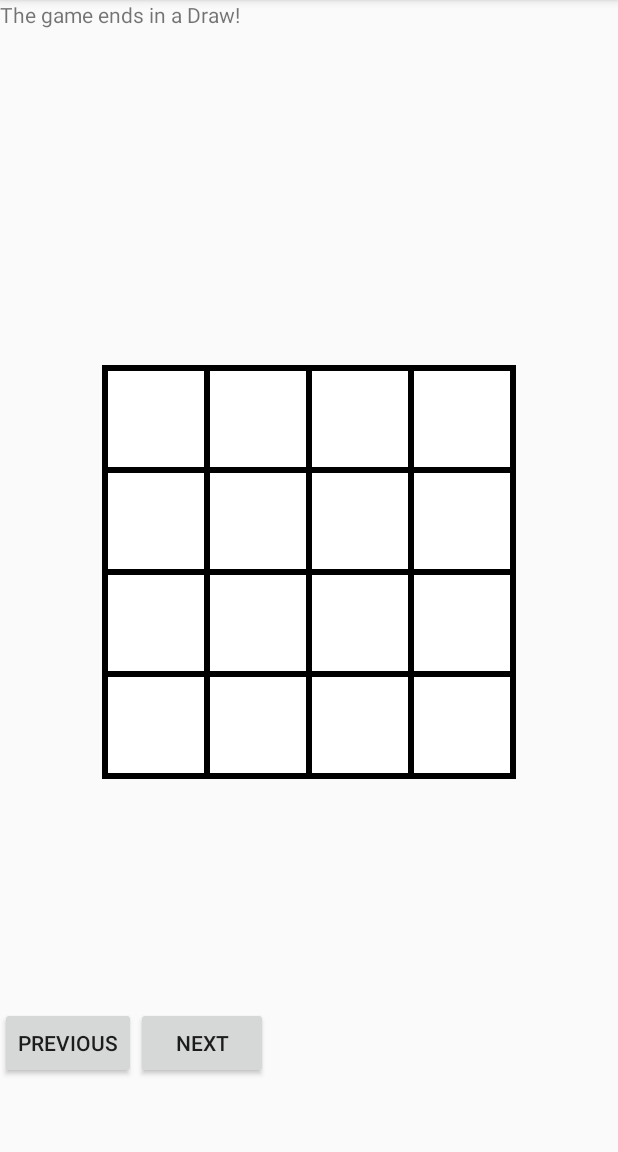
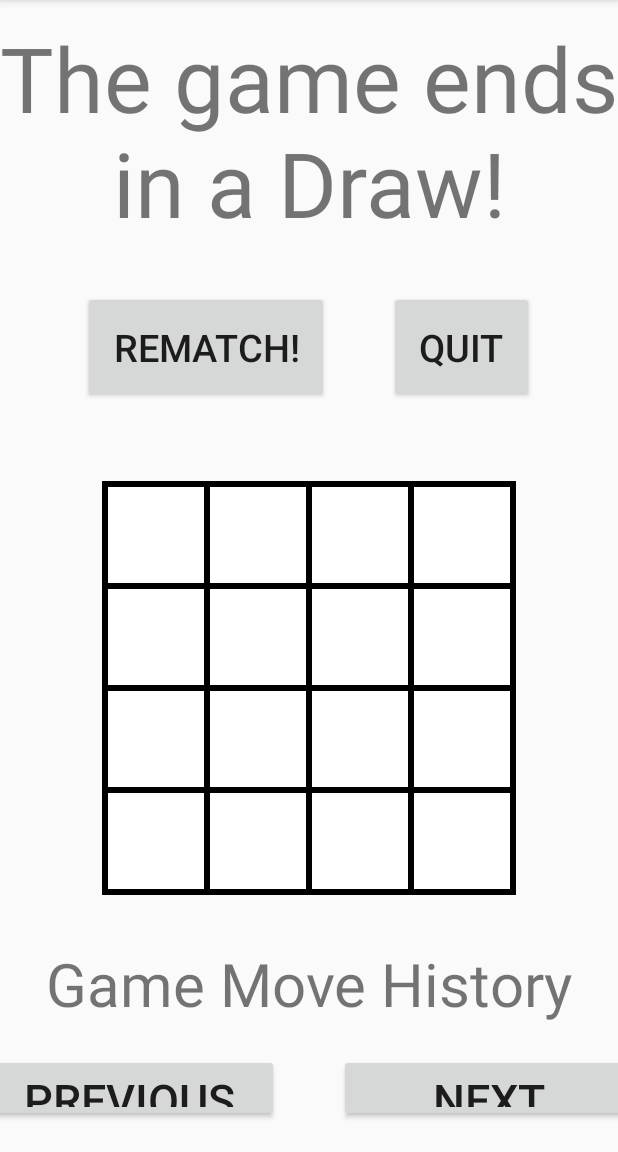
Before and after one commit to jeco42/Quarto, an Android app: the ResultsActivity screen opened directly, with no data from a screen before it, on a phone screen of 412 x 824 dp, the part 84-1236 px from its top. Run offline under Robolectric (Android 15) with nearby library versions, the phone set to English and light mode, and no system bars; 1 statement that could not run was skipped.

Commit message:
Added rematch and quit buttons / function to the results screen

```diff
--- a/app/src/main/java/com/weebley/jeco42/quarto/ResultsActivity.java
+++ b/app/src/main/java/com/weebley/jeco42/quarto/ResultsActivity.java
@@ -1,5 +1,6 @@
 package com.weebley.jeco42.quarto;
 
+import android.content.Intent;
 import android.os.Bundle;
 import android.support.v7.app.ActionBarActivity;
 import android.util.Log;
@@ -21,8 +22,7 @@ public class ResultsActivity extends ActionBarActivity{
     private int mWinner, index, numMoves;
     private String moveHistory;
     private TextView mWinnerTextview;
-    private Button mPrevButton;
-    private Button mNextButton;
+    private Button mPrevButton, mNextButton, mRematchButton, mQuitButton;
     private ImageView[][] mBoard;
     private HashMap<Character, Integer> mPMap;
     private int[] mPieceImages;
@@ -45,6 +45,8 @@ public class ResultsActivity extends ActionBarActivity{
         mWinnerTextview = (TextView)findViewById(R.id.winnerTextview);
         mPrevButton = (Button)findViewById(R.id.prev);
         mNextButton = (Button)findViewById(R.id.next);
+        mRematchButton = (Button)findViewById(R.id.rematch);
+        mQuitButton = (Button)findViewById(R.id.quit);
 
         //The board imageviews
         mBoard[0][0] = (ImageView)findViewById(R.id.imageView);      mBoard[0][1] = (ImageView)findViewById(R.id.imageView2);
@@ -83,6 +85,20 @@ public class ResultsActivity extends ActionBarActivity{
             }
         });
 
+        mRematchButton.setOnClickListener(new View.OnClickListener() {
+            @Override
+            public void onClick(View v) {
+                rematch();
+            }
+        });
+
+        mQuitButton.setOnClickListener(new View.OnClickListener() {
+            @Override
+            public void onClick(View v) {
+                quit();
+            }
+        });
+
         if(mWinner == 1) {
             mWinnerTextview.setText(R.string.p1wins);
         }
@@ -117,5 +133,17 @@ public class ResultsActivity extends ActionBarActivity{
         }
     }
 
+    private void rematch() {
+        Intent i = new Intent(ResultsActivity.this, GameActivity.class);
+        finish();
+        startActivity(i);
+    }
+
+    private void quit(){
+        Intent i = new Intent(ResultsActivity.this, MainActivity.class);
+        finish();
+        startActivity(i);
+    }
+
 
 }
--- a/app/src/main/res/layout/activity_results.xml
+++ b/app/src/main/res/layout/activity_results.xml
@@ -10,14 +10,43 @@
         android:layout_height="wrap_content"
         android:text="@string/p1wins"
         android:id="@+id/winnerTextview"
-        android:layout_weight="0.09"/>
+        android:layout_weight="0.09"
+        android:autoText="false"
+        android:textSize="60dp"
+        android:layout_gravity="center"
+        android:gravity="center_vertical|center_horizontal"/>
+
+    <LinearLayout
+        android:orientation="horizontal"
+        android:layout_width="fill_parent"
+        android:layout_height="wrap_content"
+        android:gravity="center">
+
+        <Button
+            android:layout_width="wrap_content"
+            android:layout_height="wrap_content"
+            android:text="@string/rematch"
+            android:id="@+id/rematch"
+            android:textSize="25dp"
+            android:padding="20dp"
+            android:layout_margin="20dp"/>
+
+        <Button
+            android:layout_width="wrap_content"
+            android:layout_height="wrap_content"
+            android:text="@string/quit"
+            android:id="@+id/quit"
+            android:textSize="25dp"
+            android:padding="20dp"
+            android:layout_margin="20dp"/>
+    </LinearLayout>
 
     <RelativeLayout
         android:layout_width="match_parent"
         android:layout_height="wrap_content"
         android:layout_gravity="center"
         android:gravity="center_vertical"
-        android:layout_weight="0.38">
+        android:layout_weight="0.24">
 
         <LinearLayout
             android:orientation="horizontal"
@@ -394,25 +423,44 @@
                 android:layout_height="wrap_content"
                 android:src="@drawable/horizontalbarr"/>
         </LinearLayout>
+
     </RelativeLayout>
+
+    <TextView
+        android:layout_width="match_parent"
+        android:layout_height="wrap_content"
+        android:text="@string/history"
+        android:id="@+id/textView"
+        android:layout_alignParentBottom="true"
+        android:layout_centerHorizontal="true"
+        android:gravity="center"
+        android:textSize="40dp"
+        android:textIsSelectable="true"/>
 
     <LinearLayout
         android:orientation="horizontal"
         android:layout_width="fill_parent"
         android:layout_height="80dp"
-        android:layout_weight="0.02">
+        android:layout_weight="0.02"
+        android:layout_gravity="left|center"
+        android:gravity="center">
 
         <Button
-            android:layout_width="wrap_content"
+            android:layout_width="200dp"
             android:layout_height="wrap_content"
             android:text="@string/previous"
-            android:id="@+id/prev"/>
+            android:id="@+id/prev"
+            android:layout_gravity="center"
+            android:textSize="30dp"
+            android:layout_margin="20dp"/>
 
         <Button
-            android:layout_width="wrap_content"
+            android:layout_width="200dp"
             android:layout_height="wrap_content"
             android:text="@string/next"
-            android:id="@+id/next"/>
+            android:id="@+id/next"
+            android:textSize="30dp"
+            android:layout_margin="20dp"/>
     </LinearLayout>
 
 </LinearLayout>
--- a/app/src/main/res/values/strings.xml
+++ b/app/src/main/res/values/strings.xml
@@ -15,4 +15,7 @@
     <string name="draw">The game ends in a Draw!</string>
     <string name="previous">Previous</string>
     <string name="next">Next</string>
+    <string name="history">Game Move History</string>
+    <string name="rematch">Rematch!</string>
+    <string name="quit">Quit</string>
 </resources>
```
